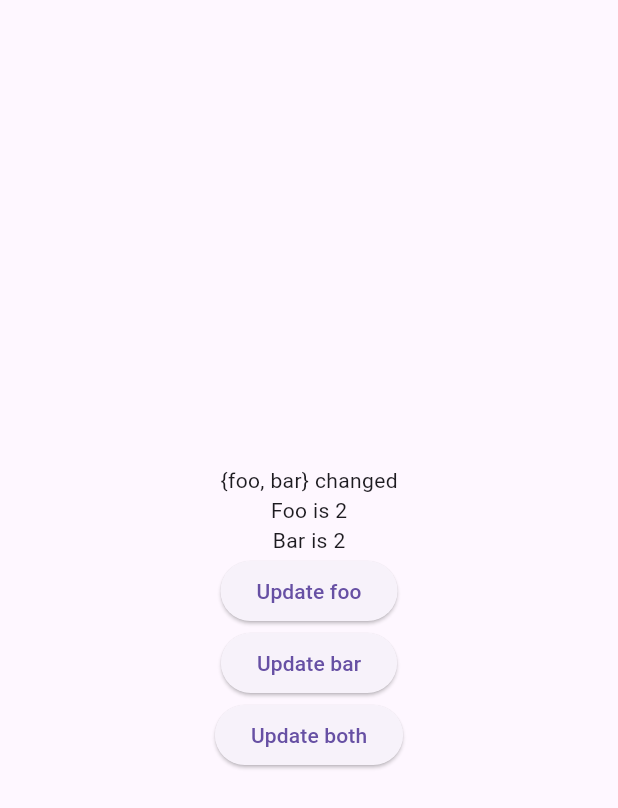
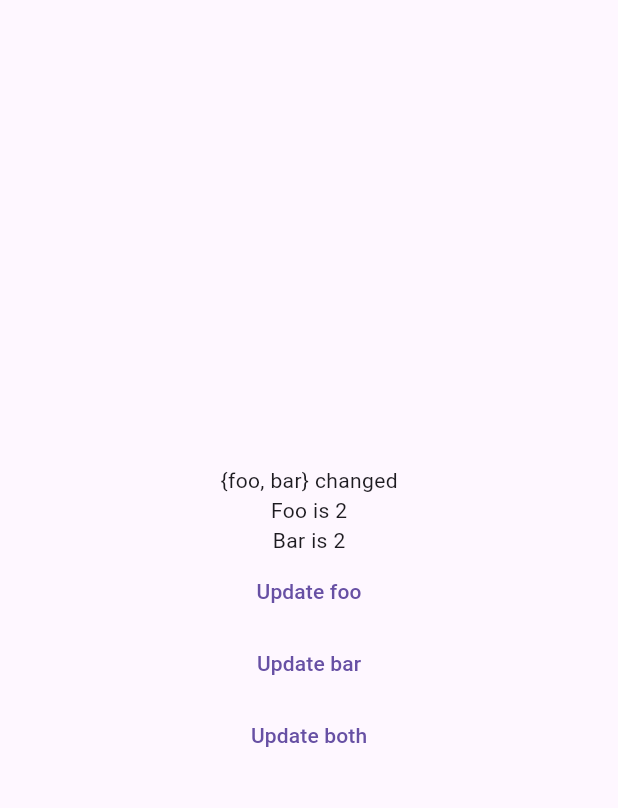
Before and after one commit to martinrybak/property_change_notifier, a Flutter app: the screen it shows after launch, after a tap on "Update foo", after a tap on "Update bar", after a tap on "Update both", on a phone screen of 412 x 824 dp. Shown: the top 808 px of the screen. Run offline on Flutter 3.47's test engine with Material 3 defaults, Android fonts, the phone set to English and light mode, and no system bars.

```diff
--- a/example/lib/main.dart
+++ b/example/lib/main.dart
@@ -22,6 +22,8 @@ class MyModel with PropertyChangeNotifier<String> {
 void main() => runApp(MyApp());
 
 class MyApp extends StatelessWidget {
+  MyApp({super.key});
+
   final model = MyModel();
 
   @override
@@ -31,7 +33,7 @@ class MyApp extends StatelessWidget {
       home: Scaffold(
         body: PropertyChangeProvider<MyModel, String>(
           value: model,
-          child: Center(
+          child: const Center(
             child: Column(
               mainAxisSize: MainAxisSize.min,
               children: [
@@ -51,11 +53,13 @@ class MyApp extends StatelessWidget {
 }
 
 class GlobalListener extends StatelessWidget {
+  const GlobalListener({super.key});
+
   @override
   Widget build(BuildContext context) {
     return PropertyChangeConsumer<MyModel, String>(
       builder: (context, model, properties) {
-        if (properties.isEmpty) return Container();
+        if (properties == null || properties.isEmpty) return Container();
         return Text('$properties changed');
       },
     );
@@ -63,60 +67,70 @@ class GlobalListener extends StatelessWidget {
 }
 
 class FooListener extends StatelessWidget {
+  const FooListener({super.key});
+
   @override
   Widget build(BuildContext context) {
     return PropertyChangeConsumer<MyModel, String>(
-      properties: ['foo'],
+      properties: const ['foo'],
       builder: (context, model, properties) {
-        return Text('Foo is ${model.foo}');
+        return Text('Foo is ${model?.foo}');
       },
     );
   }
 }
 
 class BarListener extends StatelessWidget {
+  const BarListener({super.key});
+
   @override
   Widget build(BuildContext context) {
     return PropertyChangeConsumer<MyModel, String>(
-      properties: ['bar'],
+      properties: const ['bar'],
       builder: (context, model, properties) {
-        return Text('Bar is ${model.bar}');
+        return Text('Bar is ${model?.bar}');
       },
     );
   }
 }
 
 class FooUpdater extends StatelessWidget {
+  const FooUpdater({super.key});
+
   @override
   Widget build(BuildContext context) {
-    final model = PropertyChangeProvider.of<MyModel, String>(context, listen: false).value;
-    return ElevatedButton(
-      child: Text('Update foo'),
-      onPressed: () => model.foo++
+    final model = PropertyChangeProvider.of<MyModel, String>(context, listen: false)?.value;
+    return TextButton(
+        child: const Text('Update foo'),
+        onPressed: () => model?.foo++
     );
   }
 }
 
 class BarUpdater extends StatelessWidget {
+  const BarUpdater({super.key});
+
   @override
   Widget build(BuildContext context) {
-    final model = PropertyChangeProvider.of<MyModel, String>(context, listen: false).value;
-    return ElevatedButton(
-      child: Text('Update bar'),
-      onPressed: () => model.bar++
+    final model = PropertyChangeProvider.of<MyModel, String>(context, listen: false)?.value;
+    return TextButton(
+        child: const Text('Update bar'),
+        onPressed: () => model?.bar++
     );
   }
 }
 
 class BothUpdater extends StatelessWidget {
+  const BothUpdater({super.key});
+
   @override
   Widget build(BuildContext context) {
-    final model = PropertyChangeProvider.of<MyModel, String>(context, listen: false).value;
-    return ElevatedButton(
-        child: Text('Update both'),
+    final model = PropertyChangeProvider.of<MyModel, String>(context, listen: false)?.value;
+    return TextButton(
+        child: const Text('Update both'),
         onPressed: () {
-          model.foo++;
-          model.bar++;
+          model?.foo++;
+          model?.bar++;
         }
     );
   }
```
